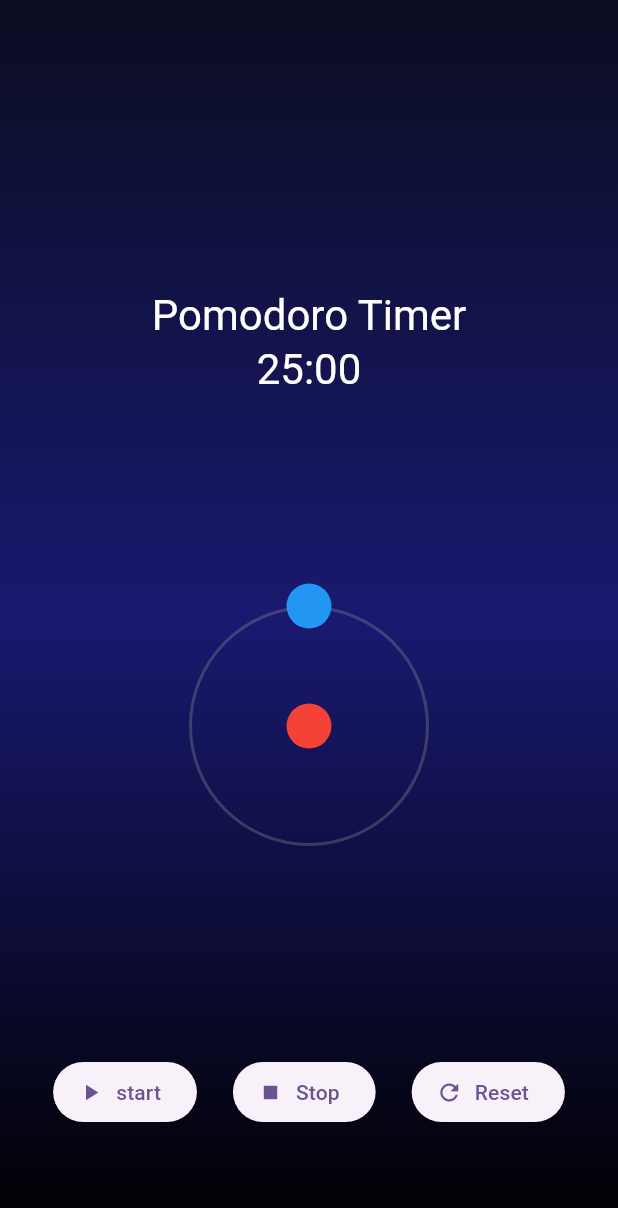
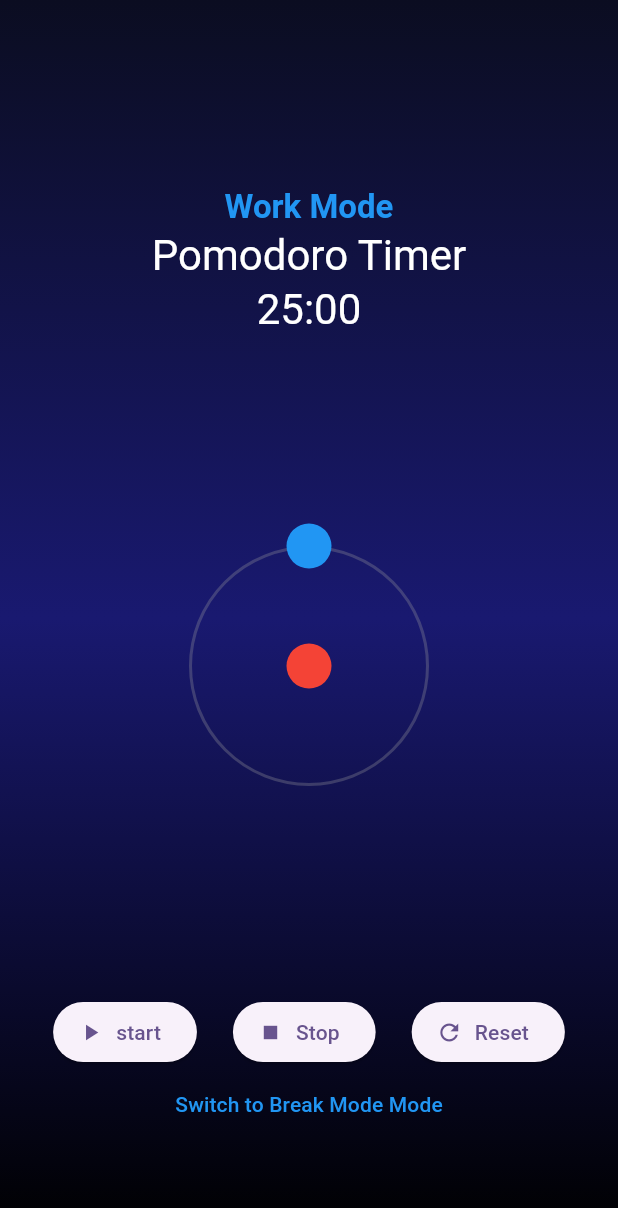
Before and after one commit to yamamomo2022/cosmic_pomo, a Flutter app: the screen it shows after launch, on a phone screen of 412 x 824 dp. Shown: the top 1208 px of the screen. Run offline on Flutter 3.47's test engine with Material 3 defaults, Android fonts, the phone set to English and light mode, and no system bars.

Commit message:
feat: add break mode functionality to Pomodoro timer
- Introduced break duration constant in AppConstants.
- Added PomodoroMode enum to represent work and break modes.
- Implemented mode toggling logic in PomodoroScreen.
- Updated timer duration based on the current mode.
- Enhanced UI to display current mode and added a button to switch modes.
- Passed planet color based on the current mode to OrbitalAnimation.

```diff
--- a/lib/constants/app_constants.dart
+++ b/lib/constants/app_constants.dart
@@ -6,6 +6,7 @@ import 'package:flutter/material.dart';
 class AppConstants {
   // Timer constants
   static const int pomodoroDuration = 25 * 60; // 25 minutes in seconds
+  static const int breakDuration = 3 * 60; // 3 minutes in seconds
 
   // Celestial body properties
   static const double orbitRadius = 80.0;
@@ -13,6 +14,7 @@ class AppConstants {
   static const double celestialBodySize = 30.0;
   static const Color sunColor = Colors.red;
   static const Color planetColor = Colors.blue;
+  static const Color breakModePlanetColor = Colors.green;
   static const Color orbitColor = Colors.grey;
 
   // Animation constants
--- a/lib/screens/pomodoro_screen.dart
+++ b/lib/screens/pomodoro_screen.dart
@@ -5,6 +5,9 @@ import 'package:cosmic_pomo/utils/time_formatter.dart';
 import 'package:cosmic_pomo/widgets/orbital_animation.dart';
 import 'package:cosmic_pomo/widgets/timer_controls.dart';
 import 'package:flutter/material.dart';
+
+/// Represents the two modes of the Pomodoro timer
+enum PomodoroMode { work, breakMode }
 
 class PomodoroScreen extends StatefulWidget {
   const PomodoroScreen({super.key});
@@ -15,6 +18,8 @@ class PomodoroScreen extends StatefulWidget {
 
 class _PomodoroScreenState extends State<PomodoroScreen>
     with SingleTickerProviderStateMixin {
+  // Current mode of the timer
+  PomodoroMode _currentMode = PomodoroMode.work;
   int _remainingTime = AppConstants.pomodoroDuration;
   Timer? _timer;
 
@@ -28,7 +33,7 @@ class _PomodoroScreenState extends State<PomodoroScreen>
 
     // Initialize animation controller with the total timer duration
     _animationController = AnimationController(
-      duration: const Duration(seconds: AppConstants.pomodoroDuration),
+      duration: Duration(seconds: _getCurrentModeDuration()),
       vsync: this,
     );
 
@@ -46,13 +51,44 @@ class _PomodoroScreenState extends State<PomodoroScreen>
     super.dispose();
   }
 
+  /// Returns the duration in seconds for the current mode
+  int _getCurrentModeDuration() {
+    return _currentMode == PomodoroMode.work
+        ? AppConstants.pomodoroDuration
+        : AppConstants.breakDuration;
+  }
+
+  /// Returns a user-friendly name for the current mode
+  String _getCurrentModeName() {
+    return _currentMode == PomodoroMode.work ? 'Work' : 'Break Mode';
+  }
+
+  /// Toggles between work and break modes
+  void _toggleMode() {
+    setState(() {
+      _currentMode =
+          _currentMode == PomodoroMode.work
+              ? PomodoroMode.breakMode
+              : PomodoroMode.work;
+
+      // Reset timer for the new mode
+      _remainingTime = _getCurrentModeDuration();
+
+      // Reset animation controller duration
+      _animationController.duration = Duration(
+        seconds: _getCurrentModeDuration(),
+      );
+      _animationController.value = 0.0;
+    });
+  }
+
   void _startTimer() {
     if (_timer != null) {
       _timer!.cancel();
     }
 
     // Variables needed for syncing the timer and animation
-    final totalDuration = AppConstants.pomodoroDuration.toDouble();
+    final totalDuration = _getCurrentModeDuration().toDouble();
     final currentProgress = _remainingTime / totalDuration;
 
     // Start animation from current timer position
@@ -67,6 +103,10 @@ class _PomodoroScreenState extends State<PomodoroScreen>
           _animationController.value = 1.0 - (_remainingTime / totalDuration);
         } else {
           _timer!.cancel();
+          // Automatically switch to the next mode when timer completes
+          _toggleMode();
+          // Start the next timer automatically
+          _startTimer();
         }
       });
     });
@@ -81,7 +121,7 @@ class _PomodoroScreenState extends State<PomodoroScreen>
 
   void _resetTimer() {
     setState(() {
-      _remainingTime = AppConstants.pomodoroDuration;
+      _remainingTime = _getCurrentModeDuration();
       if (_timer != null) {
         _timer!.cancel();
       }
@@ -98,7 +138,7 @@ class _PomodoroScreenState extends State<PomodoroScreen>
 
       // Update timer based on new position
       final int newRemainingTime =
-          (AppConstants.pomodoroDuration * (1.0 - progressValue)).round();
+          (_getCurrentModeDuration() * (1.0 - progressValue)).round();
       _remainingTime = newRemainingTime;
 
       if (_timer != null) {
@@ -110,6 +150,11 @@ class _PomodoroScreenState extends State<PomodoroScreen>
 
   @override
   Widget build(BuildContext context) {
+    final Color modeColor =
+        _currentMode == PomodoroMode.work
+            ? AppConstants.planetColor
+            : AppConstants.breakModePlanetColor;
+
     return Scaffold(
       body: Container(
         decoration: const BoxDecoration(
@@ -127,33 +172,48 @@ class _PomodoroScreenState extends State<PomodoroScreen>
           child: Column(
             mainAxisAlignment: MainAxisAlignment.center,
             children: <Widget>[
-              const SizedBox(height: AppConstants.standardSpacing),
+              const SizedBox(height: AppConstants.standardSpacing / 2),
+              Text(
+                '${_getCurrentModeName()} Mode',
+                style: Theme.of(context).textTheme.titleLarge?.copyWith(
+                  color: modeColor,
+                  fontWeight: FontWeight.bold,
+                ),
+              ),
               Text(
                 'Pomodoro Timer',
-                style:
-                    Theme.of(
-                      context,
-                    ).textTheme.headlineMedium?.copyWith(color: Colors.white) ??
-                    TextStyle(color: Colors.white),
+                style: Theme.of(
+                  context,
+                ).textTheme.headlineMedium?.copyWith(color: Colors.white),
               ),
               Text(
                 TimeFormatter.formatTime(_remainingTime),
-                style:
-                    Theme.of(
-                      context,
-                    ).textTheme.headlineMedium?.copyWith(color: Colors.white) ??
-                    TextStyle(color: Colors.white),
+                style: Theme.of(
+                  context,
+                ).textTheme.headlineMedium?.copyWith(color: Colors.white),
               ),
               const SizedBox(height: AppConstants.standardSpacing),
               OrbitalAnimation(
                 animation: _animation,
                 onPlanetDragged: _updateTimerFromPlanetPosition,
+                planetColor: modeColor,
               ),
               const SizedBox(height: AppConstants.standardSpacing),
               TimerControls(
                 onStart: _startTimer,
                 onStop: _stopTimer,
                 onReset: _resetTimer,
+              ),
+              TextButton(
+                onPressed: () {
+                  _stopTimer();
+                  _toggleMode();
+                  _resetTimer();
+                },
+                child: Text(
+                  'Switch to ${_currentMode == PomodoroMode.work ? 'Break Mode' : 'Work'} Mode',
+                  style: TextStyle(color: modeColor),
+                ),
               ),
             ],
           ),
--- a/lib/widgets/orbital_animation.dart
+++ b/lib/widgets/orbital_animation.dart
@@ -10,10 +10,12 @@ class OrbitalAnimation extends StatelessWidget {
     super.key,
     required this.animation,
     required this.onPlanetDragged,
+    required this.planetColor,
   });
 
   final Animation<double> animation;
   final void Function(double) onPlanetDragged;
+  final Color planetColor;
 
   @override
   Widget build(BuildContext context) {
```
